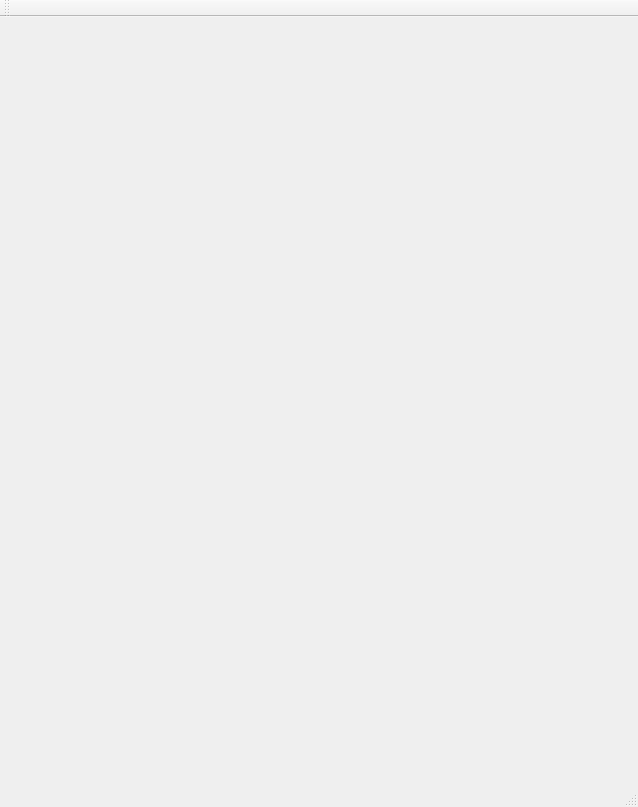
This is mainwindow.ui in madEmerald/chess as Qt 5 draws it before an edit. The edited form follows.
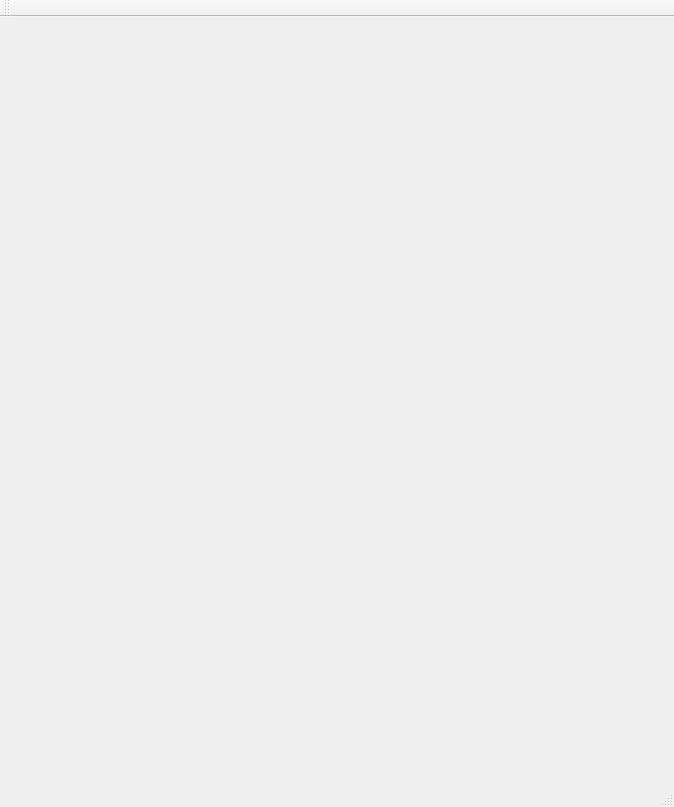
This is the edited form.

Commit message: change interface width

Diff of the .ui file:
```diff
--- a/mainwindow.ui
+++ b/mainwindow.ui
@@ -6,7 +6,7 @@
    <rect>
     <x>0</x>
     <y>0</y>
-    <width>638</width>
+    <width>674</width>
     <height>807</height>
    </rect>
   </property>
```
Left out of the diff: 2 changed lines with no effect on the pictures. The commit also changes 13 other files.
